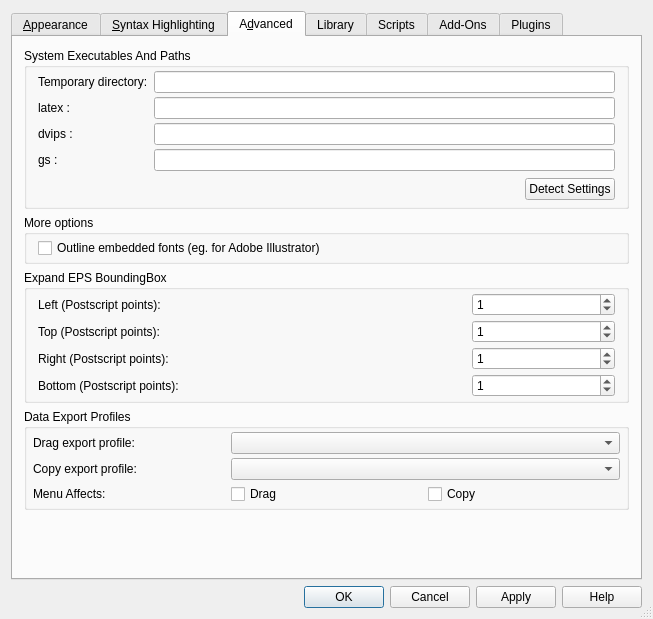
This is src/klfsettings.ui in CryFeiFei/klatexformula as Qt 5 draws it before an edit. The edited form follows.
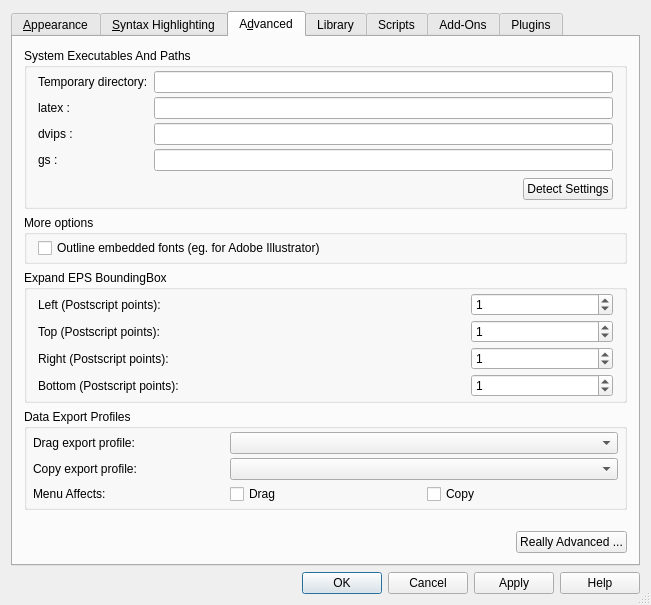
This is the edited form. The open tabs and pages were chosen to show the change. Icons and pictures are not drawn. Custom widgets are drawn as their Qt base class.

Commit message: * more work on advanced-config-editor * stubs for separate files klfadvancedconfigeditor.* , need to be transferred from klfconfig_p.h * small tweaks. * TODO: syntax-highlight in color non-printable characters in latex editor

Diff of the .ui file:
```diff
--- a/src/klfsettings.ui
+++ b/src/klfsettings.ui
@@ -10,8 +10,8 @@
    <rect>
     <x>0</x>
     <y>0</y>
-    <width>653</width>
-    <height>619</height>
+    <width>651</width>
+    <height>605</height>
    </rect>
   </property>
   <property name="minimumSize">
@@ -1363,6 +1363,26 @@
          </layout>
         </widget>
        </item>
+       <item row="5" column="1">
+        <widget class="QPushButton" name="btnAdvancedEditor">
+         <property name="text">
+          <string>Really Advanced ...</string>
+         </property>
+        </widget>
+       </item>
+       <item row="5" column="0">
+        <spacer name="hspc">
+         <property name="orientation">
+          <enum>Qt::Horizontal</enum>
+         </property>
+         <property name="sizeHint" stdset="0">
+          <size>
+           <width>40</width>
+           <height>20</height>
+          </size>
+         </property>
+        </spacer>
+       </item>
       </layout>
      </widget>
      <widget class="QWidget" name="tabLibBrowser">
```
Left out of the diff: 16 changed lines with no effect on the pictures. The commit also changes 12 other files.
